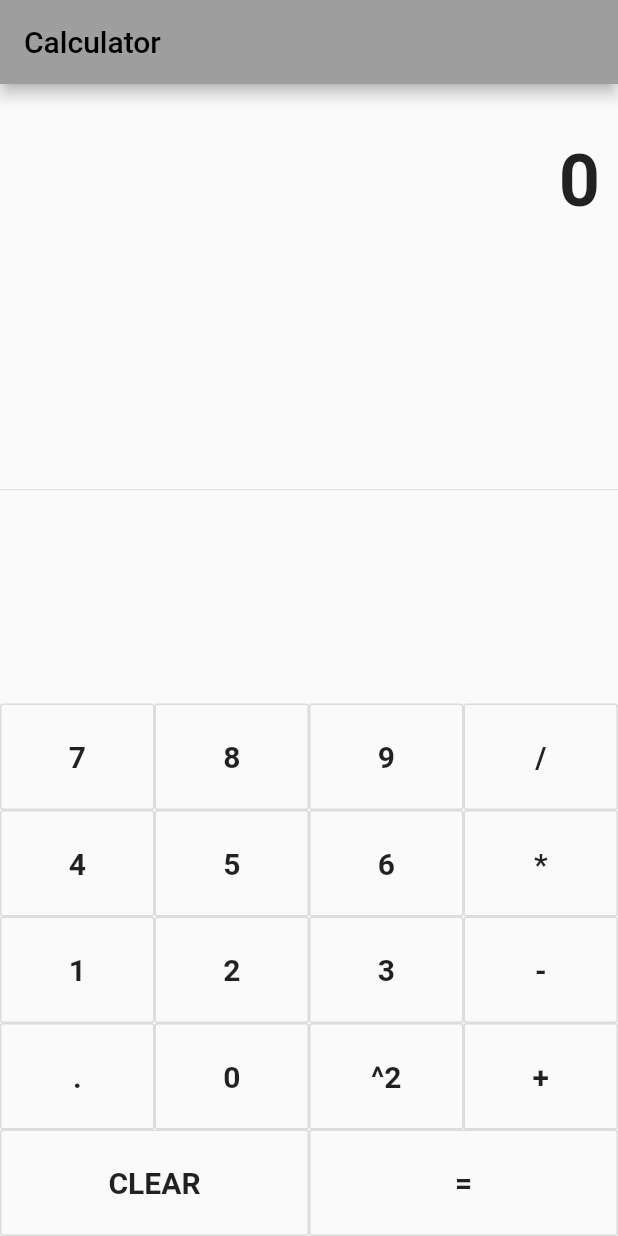
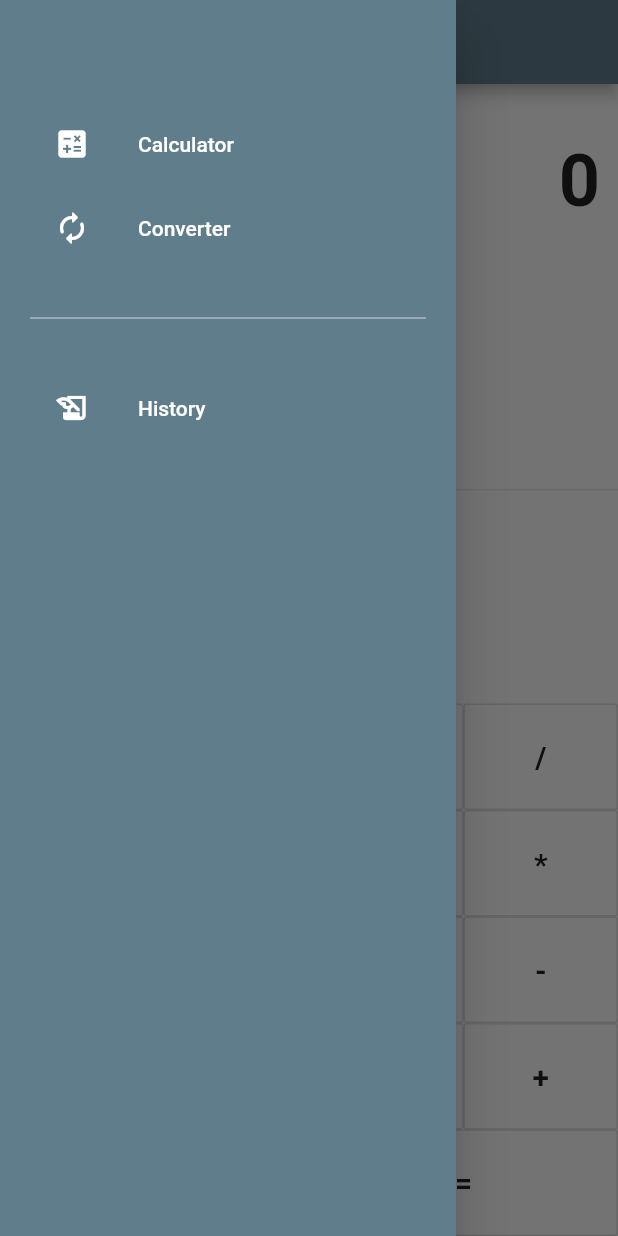
Before and after one commit to AhmedAlMadani/Calculator-app, a Flutter app: the screen it shows after launch, with the side drawer open (before the commit the screen has no drawer), on a phone screen of 412 x 824 dp. Run offline on Flutter 3.47's test engine with Material 2 defaults, Android fonts, the phone set to English and light mode, and no system bars.

Commit message:
Unit converter added

```diff
--- a/lib/main.dart
+++ b/lib/main.dart
@@ -1,5 +1,6 @@
 // ignore_for_file: unnecessary_new, avoid_unnecessary_containers
 
+import 'package:calculator/widget/navigation_drawer_widget.dart';
 import 'package:flutter/material.dart';
 
 void main() {
@@ -14,7 +15,7 @@ class MyApp extends StatelessWidget {
     return MaterialApp(
       title: 'Flutter Demo',
       theme: ThemeData(
-        primarySwatch: Colors.grey,
+        primarySwatch: Colors.blueGrey,
       ),
       home: const MyHomePage(title: 'Calculator'),
     );
@@ -109,6 +110,7 @@ class _MyHomePageState extends State<MyHomePage> {
   @override
   Widget build(BuildContext context) {
     return Scaffold(
+        drawer: NavigationDrawerWidget(),
         appBar: AppBar(
           title: Text(widget.title),
         ),
--- /dev/null
+++ b/lib/widget/navigation_drawer_widget.dart
@@ -0,0 +1,84 @@
+//import 'package:flutter/cupertino.dart';
+
+import 'package:calculator/converter.dart';
+import 'package:calculator/history.dart';
+import 'package:calculator/main.dart';
+import 'package:flutter/material.dart';
+
+class NavigationDrawerWidget extends StatelessWidget {
+  final padding = EdgeInsets.symmetric(horizontal: 20, vertical: 20);
+
+  @override
+  Widget build(BuildContext context) {
+    return Drawer(
+      child: Material(
+        color: Colors.blueGrey,
+        child: ListView(
+          padding: padding,
+          children: <Widget>[
+            const SizedBox(height: 48),
+            buildMenuItem(
+              text: 'Calculator',
+              icon: Icons.calculate,
+              onClicked: () => selectedItem(context, 0),
+            ),
+            const SizedBox(height: 00),
+            buildMenuItem(
+              text: 'Converter',
+              icon: Icons.autorenew_rounded,
+              onClicked: () => selectedItem(context, 1),
+            ),
+            const SizedBox(
+              height: 24,
+              width: 20,
+            ),
+            const Divider(color: Colors.white70),
+            const SizedBox(height: 24, width: 20),
+            buildMenuItem(
+              text: 'History',
+              icon: Icons.history_edu,
+              onClicked: () => selectedItem(context, 2),
+            ),
+          ],
+        ),
+      ),
+    );
+  }
+
+  buildMenuItem(
+      {required String text, required IconData icon, VoidCallback? onClicked}) {
+    final color = Colors.white;
+    final hoverColor = Colors.white70;
+
+    return ListTile(
+      leading: Icon(
+        icon,
+        color: color,
+      ),
+      title: Text(text, style: TextStyle(color: color)),
+      hoverColor: hoverColor,
+      onTap: onClicked,
+    );
+  }
+
+  selectedItem(BuildContext context, int index) {
+    Navigator.of(context).pop();
+
+    switch (index) {
+      case 0:
+        Navigator.of(context).push(MaterialPageRoute(
+          builder: (context) => const MyApp(),
+        ));
+        break;
+      case 1:
+        Navigator.of(context).push(MaterialPageRoute(
+          builder: (context) => const Converter(),
+        ));
+        break;
+      case 2:
+        Navigator.of(context).push(MaterialPageRoute(
+          builder: (context) => const HistoryScreen(),
+        ));
+    }
+  }
+}
```
Also changed, not shown: lib/converter.dart (added, +214 -0 lines), lib/history.dart (added, +18 -0 lines).
